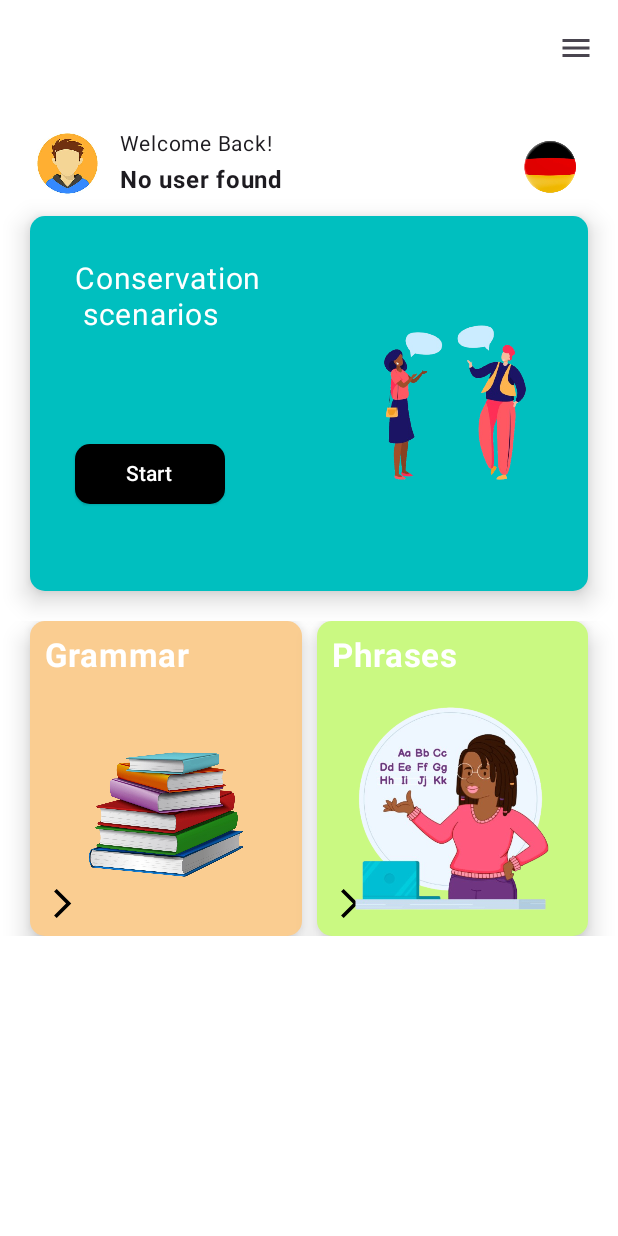
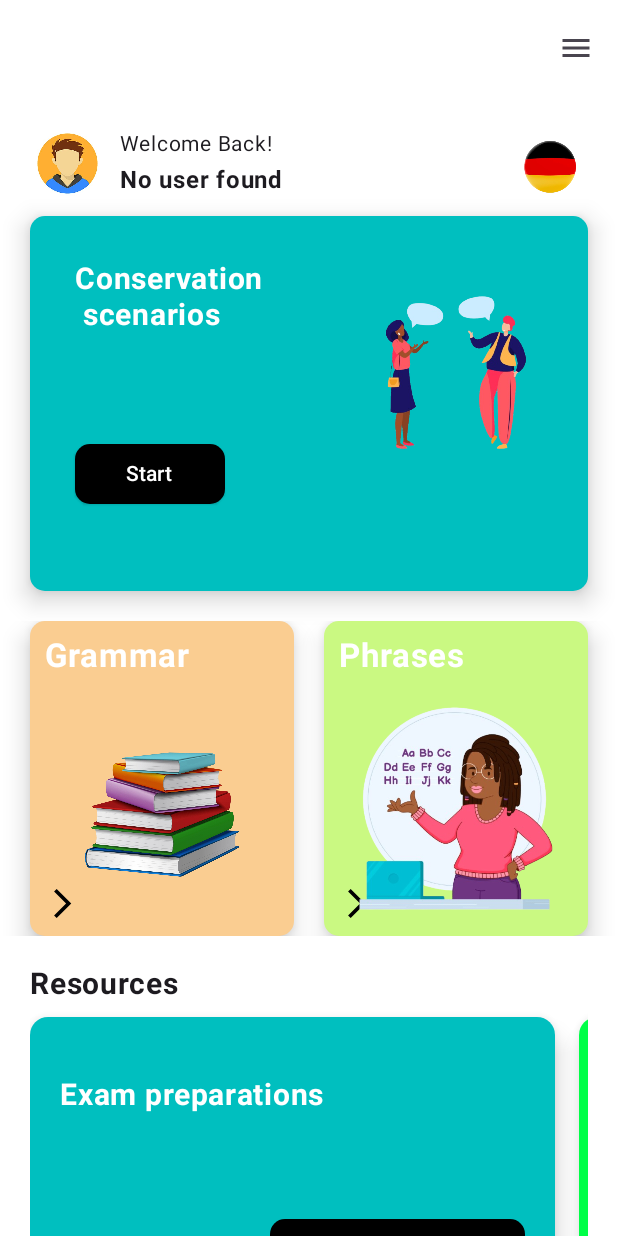
Before and after one commit to Lars-lauterbach-knapp/JustSpeakv3, an Android app built with Jetpack Compose: the GermanHomeScreen screen opened through its navigation route, on a phone screen of 412 x 824 dp. Run offline under Robolectric (Android 15) with nearby library versions, the phone set to English and light mode, and no system bars; our stand-ins replace Firebase (no records; nobody signed in at launch, a user with empty details on screens opened directly); pictures from the network do not load.

Commit message:
Homescreen for German done, moving on to German grammar section

```diff
--- a/app/build.gradle.kts
+++ b/app/build.gradle.kts
@@ -103,6 +103,7 @@ dependencies {
     implementation(libs.play.services.auth)
     implementation(libs.androidx.material3)
     implementation(libs.androidx.compose.foundation)
+    implementation(libs.androidx.ui.graphics)
 
     testImplementation(libs.junit)
     androidTestImplementation(libs.androidx.junit)
--- a/app/src/main/java/com/devapps/justspeak/ui/screens/german/GermanHome.kt
+++ b/app/src/main/java/com/devapps/justspeak/ui/screens/german/GermanHome.kt
@@ -2,17 +2,14 @@ package com.devapps.justspeak.ui.screens.german
 
 import android.widget.Toast
 import androidx.compose.foundation.background
-import androidx.compose.foundation.layout.Arrangement
 import androidx.compose.foundation.layout.Column
 import androidx.compose.foundation.layout.Spacer
 import androidx.compose.foundation.layout.fillMaxSize
-import androidx.compose.foundation.layout.fillMaxWidth
 import androidx.compose.foundation.layout.height
 import androidx.compose.foundation.layout.padding
 import androidx.compose.foundation.layout.width
-import androidx.compose.foundation.lazy.grid.GridCells
-import androidx.compose.foundation.lazy.grid.LazyHorizontalGrid
-import androidx.compose.foundation.lazy.grid.LazyVerticalGrid
+import androidx.compose.foundation.rememberScrollState
+import androidx.compose.foundation.verticalScroll
 import androidx.compose.material.icons.Icons
 import androidx.compose.material.icons.filled.Menu
 import androidx.compose.material3.DropdownMenu
@@ -33,8 +30,10 @@ import androidx.compose.runtime.saveable.rememberSaveable
 import androidx.compose.ui.Modifier
 import androidx.compose.ui.graphics.Color
 import androidx.compose.ui.platform.LocalContext
+import androidx.compose.ui.text.font.FontWeight
 import androidx.compose.ui.tooling.preview.Preview
 import androidx.compose.ui.unit.dp
+import androidx.compose.ui.unit.sp
 import androidx.navigation.NavController
 import androidx.navigation.compose.NavHost
 import androidx.navigation.compose.composable
@@ -44,14 +43,20 @@ import com.devapps.justspeak.data.model.GoogleClientAuth
 import com.devapps.justspeak.data.model.UserData
 import com.devapps.justspeak.ui.routes.Signout
 import com.devapps.justspeak.ui.routes.german.GermanConversations
+import com.devapps.justspeak.ui.routes.german.GermanExam
+import com.devapps.justspeak.ui.routes.german.GermanFlashcards
 import com.devapps.justspeak.ui.routes.german.GermanGrammar
 import com.devapps.justspeak.ui.routes.german.GermanHome
 import com.devapps.justspeak.ui.routes.german.GermanPhrases
 import com.devapps.justspeak.ui.screens.german.components.ConversationCard
-import com.devapps.justspeak.ui.screens.german.components.TopicCard
+import com.devapps.justspeak.ui.screens.german.components.LanguageSections
+import com.devapps.justspeak.ui.screens.german.components.ResourceSection
 import com.devapps.justspeak.ui.screens.german.components.UserProfile
 import com.devapps.justspeak.ui.theme.appleGreen
+import com.devapps.justspeak.ui.theme.neutralGreen
 import com.devapps.justspeak.ui.theme.peach
+import com.devapps.justspeak.ui.theme.teal
+import com.devapps.justspeak.utility.ResourceCardItem
 import com.devapps.justspeak.utility.TopicCardItem
 import com.google.android.gms.auth.api.identity.Identity
 import kotlinx.coroutines.launch
@@ -75,7 +80,11 @@ fun GermanNavigation(
 
     NavHost(germanNavController, startDestination = GermanHome.route) {
         composable(GermanHome.route) {
-            GermanHomeScreen(userData, justSpeakNavController, onSignOut = {
+            GermanHomeScreen(
+                userData,
+                justSpeakNavController,
+                germanNavController,
+                onSignOut = {
                 coroutineScope.launch {
                     googleClientAuth.signOut()
                     Toast.makeText(context, "Signed out", Toast.LENGTH_SHORT).show()
@@ -93,10 +102,14 @@ fun GermanNavigation(
 fun GermanHomeScreen(
     userData: UserData?,
     justSpeakNavController: NavController,
+    germanNavController: NavController,
     onSignOut: () -> Unit) {
 
     val showMenu = remember { mutableStateOf(false) }
     val selectedItemIndex by rememberSaveable {
+        mutableStateOf(0)
+    }
+    val selectedItemIndex1 by rememberSaveable {
         mutableStateOf(0)
     }
 
@@ -113,6 +126,19 @@ fun GermanHomeScreen(
             pic = R.drawable.phrases,
             route = GermanPhrases.route,
         ),
+    )
+
+    val resourceCards = listOf(
+        ResourceCardItem(
+            "Exam preparations",
+            teal,
+            GermanExam.route
+        ),
+        ResourceCardItem(
+            "Flashcards",
+            neutralGreen,
+            GermanFlashcards.route
+        )
     )
 
     Scaffold(
@@ -164,6 +190,7 @@ fun GermanHomeScreen(
         Column(modifier = Modifier
             .padding(it)
             .background(Color.White)
+            .verticalScroll(rememberScrollState())
         ) {
             Column(
                 modifier = Modifier
@@ -179,27 +206,28 @@ fun GermanHomeScreen(
                 Spacer(modifier = Modifier
                     .height(20.dp)
                 )
-                LazyVerticalGrid(
-                    columns = GridCells.Fixed(2),
-                    modifier = Modifier
-                        .fillMaxWidth()
-                        .height(210.dp),
-                    horizontalArrangement = Arrangement.spacedBy(10.dp)
-                ) {
-                    items(topicCards.size) {i ->
-                        val listItem = topicCards[i]
-                        TopicCard(
-                            selectedItemIndex == i,
-                            listItem.title,
-                            listItem.color,
-                            listItem.pic,
-                            onClick = {
-
-                            }
-
-                        )
-                    }
-                }
+                LanguageSections(
+                    topicCards,
+                    selectedItemIndex,
+                    justSpeakNavController,
+                    germanNavController
+                    )
+                Spacer(modifier = Modifier
+                    .height(20.dp)
+                )
+                Text("Resources",
+                    fontWeight = FontWeight.Bold,
+                    fontSize = 20.sp
+                )
+                Spacer(modifier = Modifier
+                    .height(10.dp)
+                )
+                ResourceSection(
+                    resourceCards,
+                    selectedItemIndex1,
+                    justSpeakNavController,
+                    germanNavController
+                )
             }
         }
 
--- /dev/null
+++ b/app/src/main/java/com/devapps/justspeak/ui/screens/german/components/Resources.kt
@@ -0,0 +1,92 @@
+package com.devapps.justspeak.ui.screens.german.components
+
+import androidx.compose.foundation.background
+import androidx.compose.foundation.layout.Arrangement
+import androidx.compose.foundation.layout.Column
+import androidx.compose.foundation.layout.Row
+import androidx.compose.foundation.layout.Spacer
+import androidx.compose.foundation.layout.fillMaxWidth
+import androidx.compose.foundation.layout.height
+import androidx.compose.foundation.layout.padding
+import androidx.compose.foundation.layout.width
+import androidx.compose.foundation.shape.RoundedCornerShape
+import androidx.compose.material3.Button
+import androidx.compose.material3.ButtonDefaults
+import androidx.compose.material3.CardDefaults
+import androidx.compose.material3.ElevatedButton
+import androidx.compose.material3.ElevatedCard
+import androidx.compose.material3.Text
+import androidx.compose.runtime.Composable
+import androidx.compose.ui.Modifier
+import androidx.compose.ui.graphics.Color
+import androidx.compose.ui.layout.ModifierInfo
+import androidx.compose.ui.text.font.FontWeight
+import androidx.compose.ui.tooling.preview.Preview
+import androidx.compose.ui.unit.dp
+import androidx.compose.ui.unit.sp
+import com.devapps.justspeak.ui.theme.teal
+
+@Composable
+fun ResourceCard(
+    selected: Boolean,
+    title: String,
+    color: Color,
+    onClick: () -> Unit) {
+    ElevatedCard(
+        modifier = Modifier
+            .width(350.dp)
+            .height(200.dp),
+        elevation = CardDefaults.cardElevation(
+            defaultElevation = 10.dp
+        ),
+        colors = CardDefaults.elevatedCardColors(
+            containerColor = color,
+            contentColor = Color.White
+        )
+    ) {
+        Column(
+            modifier = Modifier
+                .padding(20.dp)
+        ) {
+            Spacer(
+                modifier = Modifier
+                    .height(20.dp)
+            )
+            Text(title,
+                color = Color.White,
+                fontSize = 20.sp,
+                fontWeight = FontWeight.Bold
+            )
+            Spacer(
+                modifier = Modifier
+                    .height(70.dp)
+            )
+            Row(
+                modifier = Modifier
+                    .fillMaxWidth(),
+                horizontalArrangement = Arrangement.End
+            ) {
+                Button(
+                    onClick = {
+                        onClick()
+                },
+                    colors = ButtonDefaults.buttonColors(
+                        containerColor = Color.Black,
+                        contentColor = Color.White
+                    ),
+                    shape = RoundedCornerShape(10.dp),
+                    modifier = Modifier
+                        .width(170.dp)
+                        .height(60.dp)
+                ) {
+                    Text("Get Started")
+                }
+            }
+        }
+    }
+}
+
+@Composable
+@Preview
+fun PreviewResource() {
+}
--- a/app/src/main/java/com/devapps/justspeak/ui/screens/german/components/Userprofile.kt
+++ b/app/src/main/java/com/devapps/justspeak/ui/screens/german/components/Userprofile.kt
@@ -7,6 +7,7 @@ import androidx.compose.foundation.clickable
 import androidx.compose.foundation.layout.Arrangement
 import androidx.compose.foundation.layout.Box
 import androidx.compose.foundation.layout.Column
+import androidx.compose.foundation.layout.PaddingValues
 import androidx.compose.foundation.layout.Row
 import androidx.compose.foundation.layout.Spacer
 import androidx.compose.foundation.layout.fillMaxSize
@@ -15,6 +16,12 @@ import androidx.compose.foundation.layout.height
 import androidx.compose.foundation.layout.padding
 import androidx.compose.foundation.layout.size
 import androidx.compose.foundation.layout.width
+import androidx.compose.foundation.lazy.LazyListState
+import androidx.compose.foundation.lazy.LazyRow
+import androidx.compose.foundation.lazy.grid.GridCells
+import androidx.compose.foundation.lazy.grid.LazyVerticalGrid
+import androidx.compose.foundation.lazy.itemsIndexed
+import androidx.compose.foundation.lazy.rememberLazyListState
 import androidx.compose.foundation.shape.CircleShape
 import androidx.compose.foundation.shape.RoundedCornerShape
 import androidx.compose.material.icons.Icons
@@ -30,21 +37,22 @@ import androidx.compose.ui.Alignment
 import androidx.compose.ui.Modifier
 import androidx.compose.ui.draw.clip
 import androidx.compose.ui.graphics.Color
-import androidx.compose.ui.modifier.modifierLocalConsumer
 import androidx.compose.ui.platform.LocalContext
 import androidx.compose.ui.res.painterResource
 import androidx.compose.ui.text.font.FontWeight
 import androidx.compose.ui.tooling.preview.Preview
 import androidx.compose.ui.unit.dp
 import androidx.compose.ui.unit.sp
+import androidx.navigation.NavController
 import coil3.compose.AsyncImage
 import coil3.request.ImageRequest
 import coil3.request.allowHardware
 import coil3.request.bitmapConfig
 import com.devapps.justspeak.R
 import com.devapps.justspeak.data.model.UserData
-import com.devapps.justspeak.ui.theme.peach
 import com.devapps.justspeak.ui.theme.teal
+import com.devapps.justspeak.utility.ResourceCardItem
+import com.devapps.justspeak.utility.TopicCardItem
 
 @Composable
 fun UserProfile(userData: UserData?) {
@@ -155,7 +163,8 @@ fun ConversationCard() {
             ) {
                 Text("Conservation \n scenarios",
                     color = Color.White,
-                    fontSize = 20.sp
+                    fontSize = 20.sp,
+                    fontWeight = FontWeight.Bold
                 )
                 Spacer(
                     modifier = Modifier
@@ -184,7 +193,8 @@ fun ConversationCard() {
                     painterResource(R.drawable.convo),
                     contentDescription = null,
                     modifier = Modifier
-                        .size(300.dp)
+                        .height(150.dp)
+                        .fillMaxWidth()
                 )
             }
         }
@@ -255,6 +265,63 @@ fun TopicCard(
     }
 }
 
+@Composable
+fun LanguageSections(
+    topicCards: List<TopicCardItem>,
+    selectedItemIndex: Int,
+    justSpeakNavController: NavController,
+    germanNavController: NavController
+) {
+    LazyVerticalGrid(
+        columns = GridCells.Fixed(2),
+        modifier = Modifier
+            .fillMaxWidth()
+            .height(210.dp),
+        horizontalArrangement = Arrangement.spacedBy(20.dp)
+    ) {
+        items(topicCards.size) {i ->
+            val listItem = topicCards[i]
+            TopicCard(
+                selectedItemIndex == i,
+                listItem.title,
+                listItem.color,
+                listItem.pic,
+                onClick = {
+                    germanNavController.navigate(listItem.route)
+                }
+
+            )
+        }
+    }
+}
+
+@Composable
+fun ResourceSection(
+    resourceCards: List<ResourceCardItem>,
+    selectedItemIndex: Int,
+    justSpeakNavController: NavController,
+    germanNavController: NavController
+) {
+
+    val lazyListState: LazyListState = rememberLazyListState()
+
+    LazyRow(
+        state = lazyListState,
+        horizontalArrangement = Arrangement.spacedBy(16.dp)
+        ) {
+        itemsIndexed(resourceCards) { index, item ->
+            ResourceCard(
+                selected = index == selectedItemIndex,
+                title = item.title,
+                color = item.color,
+                onClick = {
+                    germanNavController.navigate(item.route)
+                }
+            )
+        }
+    }
+}
+
 
 @Composable
 @Preview
--- a/app/src/main/java/com/devapps/justspeak/ui/theme/Color.kt
+++ b/app/src/main/java/com/devapps/justspeak/ui/theme/Color.kt
@@ -14,3 +14,5 @@ val teal = Color(0xFF00BFBF)
 val peach = Color(0xFFFACD91)
 
 val appleGreen = Color(0xFFCAF982)
+
+val neutralGreen = Color(0xFF00FF47)
--- a/app/src/main/java/com/devapps/justspeak/utility/TopicCardItem.kt
+++ b/app/src/main/java/com/devapps/justspeak/utility/TopicCardItem.kt
@@ -8,3 +8,9 @@ data class TopicCardItem(
     val pic: Int,
     val route: String
 )
+
+data class ResourceCardItem(
+    val title: String,
+    val color: Color,
+    val route: String
+)
--- a/gradle/libs.versions.toml
+++ b/gradle/libs.versions.toml
@@ -25,6 +25,7 @@ googleid = "1.1.1"
 playServicesAuth = "21.4.0"
 material3 = "1.4.0"
 foundation = "1.9.3"
+uiGraphics = "1.9.3"
 
 [libraries]
 androidx-core-ktx = { group = "androidx.core", name = "core-ktx", version.ref = "coreKtx" }
@@ -71,6 +72,7 @@ googleid = { group = "com.google.android.libraries.identity.googleid", name = "g
 play-services-auth = { group = "com.google.android.gms", name = "play-services-auth", version.ref = "playServicesAuth" }
 androidx-material3 = { group = "androidx.compose.material3", name = "material3", version.ref = "material3" }
 androidx-compose-foundation = { group = "androidx.compose.foundation", name = "foundation", version.ref = "foundation" }
+androidx-ui-graphics = { group = "androidx.compose.ui", name = "ui-graphics", version.ref = "uiGraphics" }
 
 [plugins]
 android-application = { id = "com.android.application", version.ref = "agp" }
```
